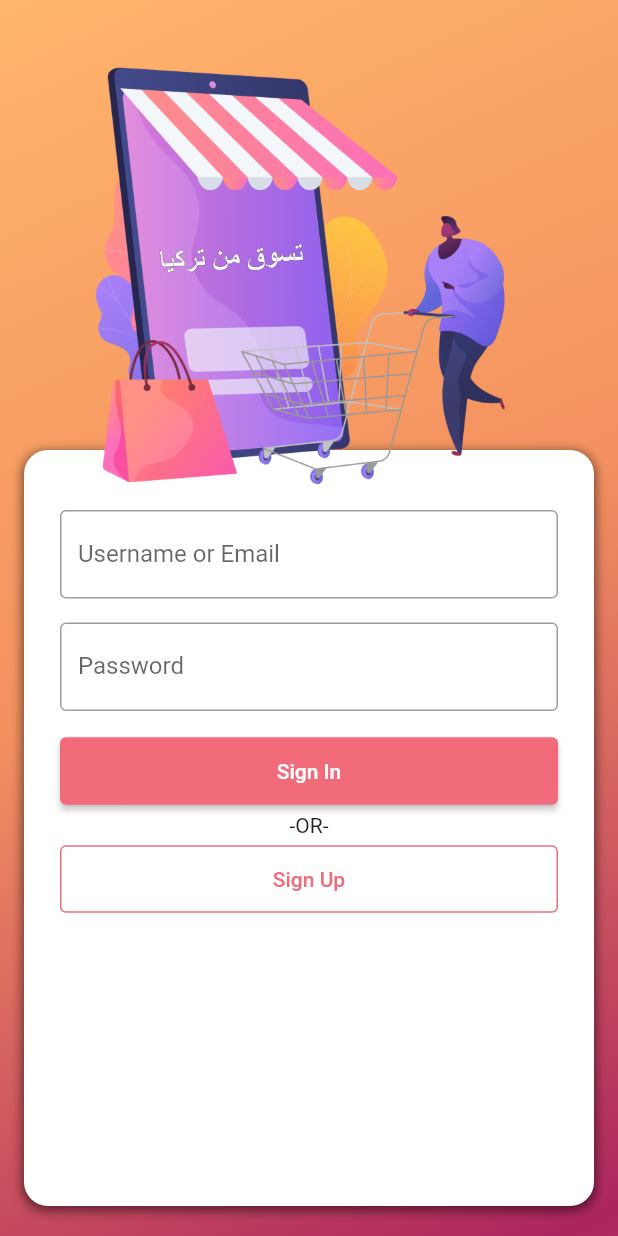
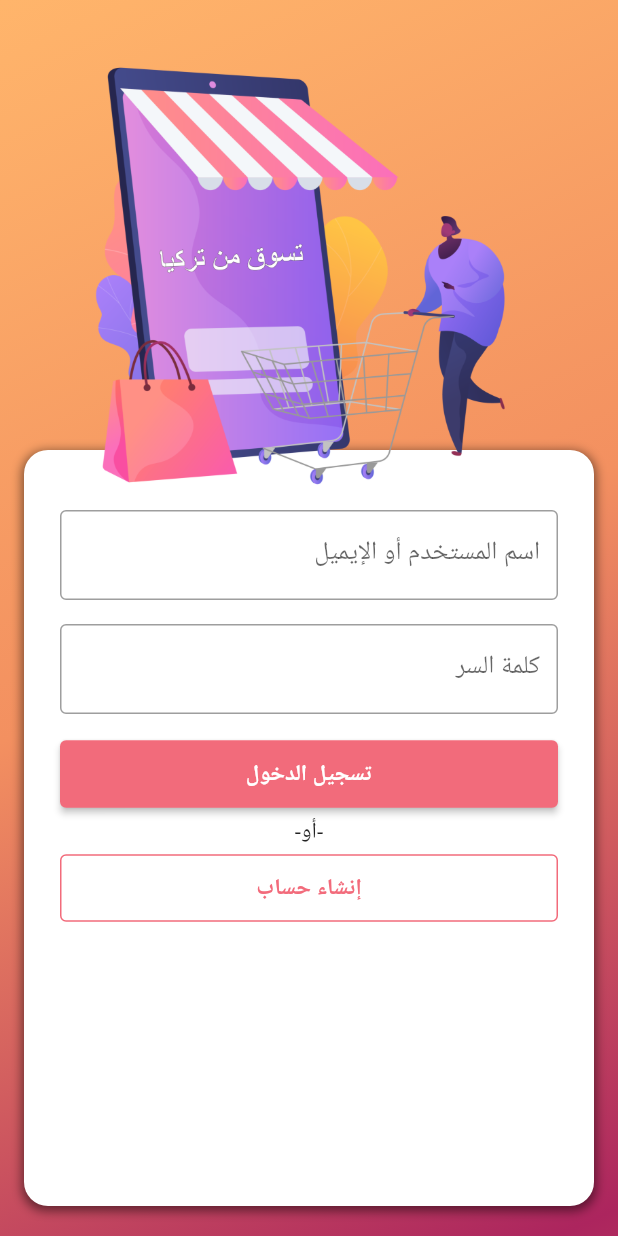
Before and after one commit to MustafaSmesem/e-commerce, a Flutter app: the screen it shows after launch, on a phone screen of 412 x 824 dp. Run offline on Flutter 3.47's test engine with Material 2 defaults, Android fonts, the phone set to English and light mode, and no system bars.

Commit message:
add localization

```diff
--- /dev/null
+++ b/lib/localization/language.dart
@@ -0,0 +1,24 @@
+import 'package:flutter/cupertino.dart';
+
+abstract class Languages {
+
+  static Languages? of(BuildContext context) {
+    return Localizations.of<Languages>(context, Languages);
+  }
+
+  String get appName;
+
+  String get labelWelcome;
+
+  String get labelInfo;
+
+  String get labelSelectLanguage;
+
+  String get email;
+
+  String get password;
+  String get signIn;
+  String get signUp;
+  String get OR;
+
+}
--- /dev/null
+++ b/lib/localization/language_ar.dart
@@ -0,0 +1,32 @@
+import 'package:ecommerce/localization/language.dart';
+
+class LanguageAr extends Languages {
+
+  @override
+  String get appName => "متعدد اللغات";
+
+  @override
+  String get labelWelcome => "أهلا بك";
+
+  @override
+  String get labelSelectLanguage => "اختار اللغة";
+
+  @override
+  String get labelInfo => "هذا هو التطبيق التجريبي متعدد اللغات";
+
+  @override
+  String get email => "اسم المستخدم أو الإيميل";
+
+  @override
+  String get password => "كلمة السر";
+
+  @override
+  String get signIn => "تسجيل الدخول";
+
+  @override
+  String get signUp => "إنشاء حساب";
+
+  @override
+  String get OR => "أو";
+
+}
--- /dev/null
+++ b/lib/localization/language_en.dart
@@ -0,0 +1,32 @@
+import 'package:ecommerce/localization/language.dart';
+
+class LanguageEn extends Languages {
+
+  @override
+  String get appName => "Multi-languages";
+
+  @override
+  String get labelWelcome => "Welcome";
+
+  @override
+  String get labelSelectLanguage => "Select Language";
+
+  @override
+  String get labelInfo => "This is multi-languages demo application";
+
+  @override
+  String get email => "Email or Password";
+
+  @override
+  String get password => "Password";
+
+  @override
+  String get signIn => "Sign In";
+
+  @override
+  String get signUp => "Sign Up";
+
+  @override
+  String get OR => "OR";
+
+}
--- /dev/null
+++ b/lib/localization/locale_constant.dart
@@ -0,0 +1,28 @@
+import 'package:ecommerce/main.dart';
+import 'package:flutter/cupertino.dart';
+// import 'package:shared_preferences/shared_preferences.dart';
+
+const String prefSelectedLanguageCode = "SelectedLanguageCode";
+
+Future<Locale> setLocale(String languageCode) async {
+  // SharedPreferences prefs = await SharedPreferences.getInstance();
+  // await prefs.setString(prefSelectedLanguageCode, languageCode);
+  return _locale(languageCode);
+}
+
+Future<Locale> getLocale() async {
+  // SharedPreferences prefs = await SharedPreferences.getInstance();
+  // String languageCode = prefs.getString(prefSelectedLanguageCode) ?? "en";
+  return _locale("ar");
+}
+
+Locale _locale(String languageCode) {
+  return languageCode.isNotEmpty
+      ? Locale(languageCode, '')
+      : const Locale('en', '');
+}
+
+void changeLanguage(BuildContext context, String selectedLanguageCode) async {
+  var locale = await setLocale(selectedLanguageCode);
+  MyApp.setLocale(context, locale);
+}
--- /dev/null
+++ b/lib/localization/localizations_delegate.dart
@@ -0,0 +1,32 @@
+import 'package:ecommerce/localization/language.dart';
+import 'package:ecommerce/localization/language_en.dart';
+import 'package:ecommerce/localization/language_ar.dart';
+import 'package:flutter/cupertino.dart';
+
+
+class AppLocalizationsDelegate extends LocalizationsDelegate<Languages> {
+
+  const AppLocalizationsDelegate();
+
+  @override
+  bool isSupported(Locale locale) =>
+      ['en', 'ar'].contains(locale.languageCode);
+
+  @override
+  Future<Languages> load(Locale locale) => _load(locale);
+
+  static Future<Languages> _load(Locale locale) async {
+    switch (locale.languageCode) {
+      case 'en':
+        return LanguageEn();
+      case 'ar':
+        return LanguageAr();
+      default:
+        return LanguageEn();
+    }
+  }
+
+  @override
+  bool shouldReload(LocalizationsDelegate<Languages> old) => false;
+
+}
--- a/lib/main.dart
+++ b/lib/main.dart
@@ -1,23 +1,78 @@
+import 'package:ecommerce/localization/locale_constant.dart';
+import 'package:ecommerce/localization/localizations_delegate.dart';
+import 'package:ecommerce/screens/login_screen.dart';
 import 'package:flutter/material.dart';
 import 'package:ecommerce/theme.dart';
-import 'package:ecommerce/screens/LoginScreen.dart';
+import 'package:flutter_localizations/flutter_localizations.dart';
 
 void main() {
   runApp(const MyApp());
 }
 
-class MyApp extends StatelessWidget {
+class MyApp extends StatefulWidget {
   const MyApp({Key? key}) : super(key: key);
 
-  // This widget is the root of your application.
+  static void setLocale(BuildContext context, Locale newLocale) {
+    var state = context.findAncestorStateOfType<_MyAppState>();
+    state?.setLocale(newLocale);
+  }
+  @override
+  State<MyApp> createState() => _MyAppState();
+}
+
+class _MyAppState extends State<MyApp> {
+  Locale _locale = const Locale('en', '');
+
+  void setLocale(Locale locale) {
+    setState(() {
+      _locale = locale;
+    });
+  }
+
+  @override
+  void didChangeDependencies() async {
+    getLocale().then((locale) {
+      setState(() {
+        _locale = locale;
+      });
+    });
+    super.didChangeDependencies();
+  }
+
   @override
   Widget build(BuildContext context) {
     return MaterialApp(
+      builder: (context, child) {
+        return MediaQuery(
+          data: MediaQuery.of(context).copyWith(textScaleFactor: 1.0),
+          child: const LoginScreen(),
+        );
+      },
+      title: 'Multi Language',
       debugShowCheckedModeBanner: false,
-      title: 'Flutter Demo',
       theme: lightThemeData,
       darkTheme: darkThemeData,
+      locale: _locale,
       home: const LoginScreen(),
+      supportedLocales: const [
+        Locale('en', ''),
+        Locale('ar', ''),
+      ],
+      localizationsDelegates: const [
+        AppLocalizationsDelegate(),
+        GlobalMaterialLocalizations.delegate,
+        GlobalWidgetsLocalizations.delegate,
+        GlobalCupertinoLocalizations.delegate,
+      ],
+      localeResolutionCallback: (locale, supportedLocales) {
+        for (var supportedLocale in supportedLocales) {
+          if (supportedLocale.languageCode == locale?.languageCode &&
+              supportedLocale.countryCode == locale?.countryCode) {
+            return supportedLocale;
+          }
+        }
+        return supportedLocales.first;
+      },
     );
   }
 }
--- a/lib/screens/LoginScreen.dart
+++ /dev/null
@@ -1,161 +0,0 @@
-import 'package:flutter/material.dart';
-import 'package:ecommerce/constant.dart';
-
-class LoginScreen extends StatefulWidget {
-  const LoginScreen({Key? key}) : super(key: key);
-
-  @override
-  State<LoginScreen> createState() => _LoginScreenState();
-}
-
-class _LoginScreenState extends State<LoginScreen> {
-  final emailController = TextEditingController();
-  final passwordController = TextEditingController();
-
-  @override
-  void dispose() {
-    // Clean up the controller when the widget is disposed.
-    emailController.dispose();
-    passwordController.dispose();
-    super.dispose();
-  }
-
-  void signIn() {
-    debugPrint(
-        'Sign in with user [${emailController.text}] and password: ${passwordController.text}');
-  }
-
-  void register() {
-    debugPrint(
-        'Sign in with user [${emailController.text}] and password: ${passwordController.text}');
-  }
-
-  @override
-  Widget build(BuildContext context) {
-    final ButtonStyle outlineButtonStyle = OutlinedButton.styleFrom(
-      minimumSize: const Size.fromHeight(45),
-      padding: const EdgeInsets.symmetric(horizontal: 16),
-      shape: const RoundedRectangleBorder(
-        borderRadius: BorderRadius.all(Radius.circular(defaultBorderRadius)),
-      ),
-    ).copyWith(
-      side: MaterialStateProperty.resolveWith<BorderSide>(
-        (Set<MaterialState> states) {
-          return BorderSide(
-            color: Theme.of(context).colorScheme.primary,
-            width: 1,
-          ); // Defer to the widget's default.
-        },
-      ),
-    );
-
-    final ButtonStyle raisedButtonStyle = ElevatedButton.styleFrom(
-      onPrimary: Colors.white,
-      minimumSize: const Size.fromHeight(45),
-      padding: const EdgeInsets.symmetric(horizontal: 16),
-      shape: const RoundedRectangleBorder(
-        borderRadius: BorderRadius.all(Radius.circular(defaultBorderRadius)),
-      ),
-    );
-
-    return Scaffold(
-      body: Stack(
-        children: [
-          Container(
-            decoration: const BoxDecoration(
-              gradient: LinearGradient(
-                begin: Alignment.topLeft,
-                end: Alignment(0.8, 1),
-                colors: <Color>[lightOrangeColor, darkOrangeColor, pinkColor],
-                // Gradient from https://learnui.design/tools/gradient-generator.html
-                tileMode: TileMode.mirror,
-              ),
-            ),
-          ),
-          Center(
-            child: Padding(
-              padding: const EdgeInsets.fromLTRB(
-                  defaultPadding, 300.0, defaultPadding, 20.0),
-              child: Container(
-                decoration: BoxDecoration(
-                  borderRadius: BorderRadius.circular(defaultBorderRadius * 4),
-                  boxShadow: [
-                    BoxShadow(
-                      color: Colors.black.withOpacity(0.5),
-                      spreadRadius: 1,
-                      blurRadius: 5,
-                      offset: const Offset(0, 2),
-                    ),
-                  ],
-                  color: Colors.white,
-                ),
-                child: Padding(
-                  padding: const EdgeInsets.fromLTRB(
-                      defaultPadding * 1.5,
-                      defaultPadding * 2.5,
-                      defaultPadding * 1.5,
-                      defaultPadding),
-                  child: Column(
-                    children: [
-                      TextField(
-                        controller: emailController,
-                        obscureText: false,
-                        decoration: const InputDecoration(
-                          border: OutlineInputBorder(),
-                          labelText: 'Username or Email',
-                        ),
-                      ),
-                      const SizedBox(
-                        height: defaultSpacerHeight,
-                      ),
-                      TextField(
-                        controller: passwordController,
-                        obscureText: true,
-                        decoration: const InputDecoration(
-                          border: OutlineInputBorder(),
-                          labelText: 'Password',
-                        ),
-                      ),
-                      const SizedBox(
-                        height: defaultSpacerHeight,
-                      ),
-                      ElevatedButton(
-                        style: raisedButtonStyle,
-                        onPressed: signIn,
-                        child: const Text('Sign In'),
-                      ),
-                      const SizedBox(
-                        height: defaultSpacerHeight / 4,
-                      ),
-                      const Text('-OR-'),
-                      const SizedBox(
-                        height: defaultSpacerHeight / 4,
-                      ),
-                      OutlinedButton(
-                        style: outlineButtonStyle,
-                        onPressed: () {},
-                        child: const Text('Sign Up'),
-                      ),
-                    ],
-                  ),
-                ),
-              ),
-            ),
-          ),
-          Container(
-            decoration: const BoxDecoration(
-              color: Colors.transparent,
-              image: DecorationImage(
-                fit: BoxFit.fitHeight,
-                image: AssetImage(
-                  'assets/images/login_ar.png',
-                ),
-              ),
-            ),
-            height: 330.0,
-          ),
-        ],
-      ),
-    );
-  }
-}
--- /dev/null
+++ b/lib/screens/login_screen.dart
@@ -0,0 +1,168 @@
+import 'package:ecommerce/localization/language.dart';
+import 'package:ecommerce/localization/locale_constant.dart';
+import 'package:flutter_localizations/flutter_localizations.dart';
+import 'package:flutter/material.dart';
+import 'package:ecommerce/constant.dart';
+
+class LoginScreen extends StatefulWidget {
+  const LoginScreen({Key? key}) : super(key: key);
+
+  @override
+  State<LoginScreen> createState() => _LoginScreenState();
+}
+
+class _LoginScreenState extends State<LoginScreen> {
+  final emailController = TextEditingController();
+  final passwordController = TextEditingController();
+  String langCode = 'en';
+
+  @override
+  void dispose() {
+    // Clean up the controller when the widget is disposed.
+    emailController.dispose();
+    passwordController.dispose();
+    super.dispose();
+  }
+
+  void signIn() {
+    debugPrint(
+        'Sign in with user [${emailController.text}] and password: ${passwordController.text}');
+  }
+
+  void register() {
+    debugPrint(
+        'Sign in with user [${emailController.text}] and password: ${passwordController.text}');
+  }
+
+  @override
+  Widget build(BuildContext context) {
+    getLocale().then((value) => {
+      langCode = value.languageCode
+    });
+    final ButtonStyle outlineButtonStyle = OutlinedButton.styleFrom(
+      minimumSize: const Size.fromHeight(45),
+      padding: const EdgeInsets.symmetric(horizontal: 16),
+      shape: const RoundedRectangleBorder(
+        borderRadius: BorderRadius.all(Radius.circular(defaultBorderRadius)),
+      ),
+    ).copyWith(
+      side: MaterialStateProperty.resolveWith<BorderSide>(
+        (Set<MaterialState> states) {
+          return BorderSide(
+            color: Theme.of(context).colorScheme.primary,
+            width: 1,
+          ); // Defer to the widget's default.
+        },
+      ),
+    );
+
+    final ButtonStyle raisedButtonStyle = ElevatedButton.styleFrom(
+      onPrimary: Colors.white,
+      minimumSize: const Size.fromHeight(45),
+      padding: const EdgeInsets.symmetric(horizontal: 16),
+      shape: const RoundedRectangleBorder(
+        borderRadius: BorderRadius.all(Radius.circular(defaultBorderRadius)),
+      ),
+    );
+
+    return Scaffold(
+      body: Stack(
+        children: [
+          Container(
+            decoration: const BoxDecoration(
+              gradient: LinearGradient(
+                begin: Alignment.topLeft,
+                end: Alignment(0.8, 1),
+                colors: <Color>[lightOrangeColor, darkOrangeColor, pinkColor],
+                // Gradient from https://learnui.design/tools/gradient-generator.html
+                tileMode: TileMode.mirror,
+              ),
+            ),
+          ),
+          Center(
+            child: Padding(
+              padding: const EdgeInsets.fromLTRB(
+                  defaultPadding, 300.0, defaultPadding, 20.0),
+              child: Container(
+                decoration: BoxDecoration(
+                  borderRadius: BorderRadius.circular(defaultBorderRadius * 4),
+                  boxShadow: [
+                    BoxShadow(
+                      color: Colors.black.withOpacity(0.5),
+                      spreadRadius: 1,
+                      blurRadius: 5,
+                      offset: const Offset(0, 2),
+                    ),
+                  ],
+                  color: Colors.white,
+                ),
+                child: Padding(
+                  padding: const EdgeInsets.fromLTRB(
+                      defaultPadding * 1.5,
+                      defaultPadding * 2.5,
+                      defaultPadding * 1.5,
+                      defaultPadding),
+                  child: Column(
+                    children: [
+                      TextField(
+                        controller: emailController,
+                        obscureText: false,
+                        decoration: InputDecoration(
+                          border: const OutlineInputBorder(),
+                          labelText: Localizations.of(context, Languages).email,
+                        ),
+                      ),
+                      const SizedBox(
+                        height: defaultSpacerHeight,
+                      ),
+                      TextField(
+                        controller: passwordController,
+                        obscureText: true,
+                        decoration: InputDecoration(
+                          border: const OutlineInputBorder(),
+                          labelText: Localizations.of(context, Languages).password,
+                        ),
+                      ),
+                      const SizedBox(
+                        height: defaultSpacerHeight,
+                      ),
+                      ElevatedButton(
+                        style: raisedButtonStyle,
+                        onPressed: signIn,
+                        child: Text(Localizations.of(context, Languages).signIn),
+                      ),
+                      const SizedBox(
+                        height: defaultSpacerHeight / 4,
+                      ),
+                      Text('-${Localizations.of(context, Languages).OR}-'),
+                      const SizedBox(
+                        height: defaultSpacerHeight / 4,
+                      ),
+                      OutlinedButton(
+                        style: outlineButtonStyle,
+                        onPressed: () {},
+                        child: Text(Localizations.of(context, Languages).signUp),
+                      ),
+                    ],
+                  ),
+                ),
+              ),
+            ),
+          ),
+          Container(
+            decoration: BoxDecoration(
+              color: Colors.transparent,
+              image: DecorationImage(
+                fit: BoxFit.fitHeight,
+                image: AssetImage(
+                  'assets/images/login_$langCode.png',
+                ),
+              ),
+            ),
+            height: 330.0,
+          ),
+        ],
+      ),
+    );
+  }
+}
--- /dev/null
+++ b/lib/screens/settings_screen.dart
@@ -0,0 +1,20 @@
+import 'package:flutter/cupertino.dart';
+import 'package:flutter/material.dart';
+
+class SettingsScreen extends StatefulWidget {
+  const SettingsScreen({Key? key}) : super(key: key);
+
+  @override
+  State<SettingsScreen> createState() => _SettingsScreenState();
+}
+
+class _SettingsScreenState extends State<SettingsScreen> {
+  @override
+  Widget build(BuildContext context) {
+    return Container(
+      decoration: const BoxDecoration(
+        color: Colors.green,
+      ),
+    );
+  }
+}
--- a/pubspec.yaml
+++ b/pubspec.yaml
@@ -30,7 +30,8 @@ dependencies:
   flutter:
     sdk: flutter
 
-
+  flutter_localizations:
+    sdk: flutter
   # The following adds the Cupertino Icons font to your application.
   # Use with the CupertinoIcons class for iOS style icons.
   cupertino_icons: ^1.0.2
```
Also changed, not shown: 1 other file.
